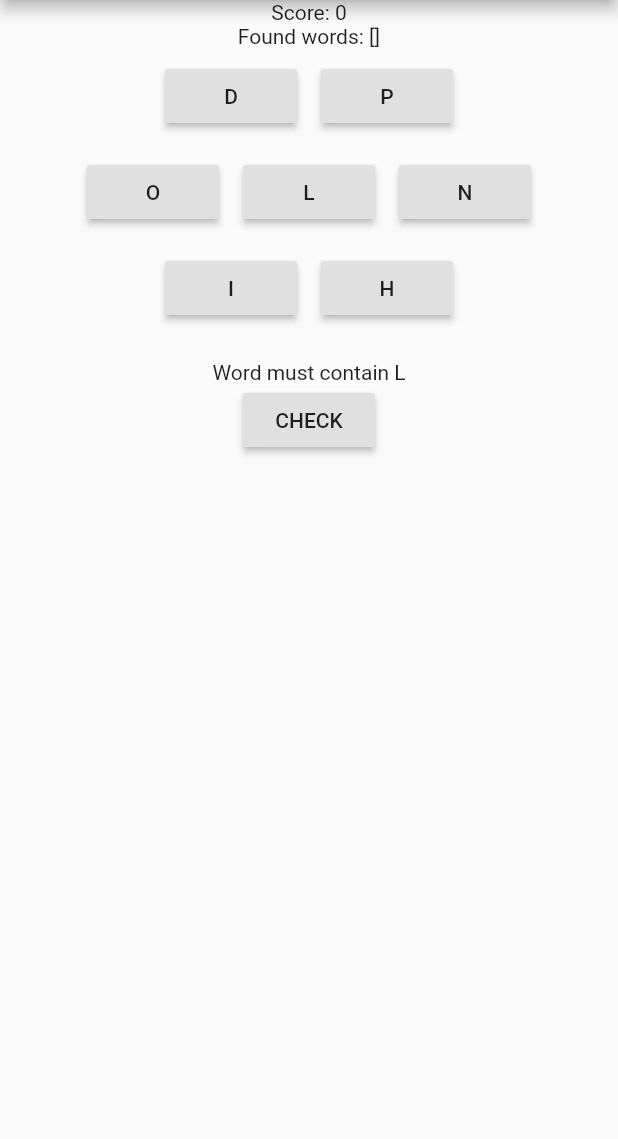
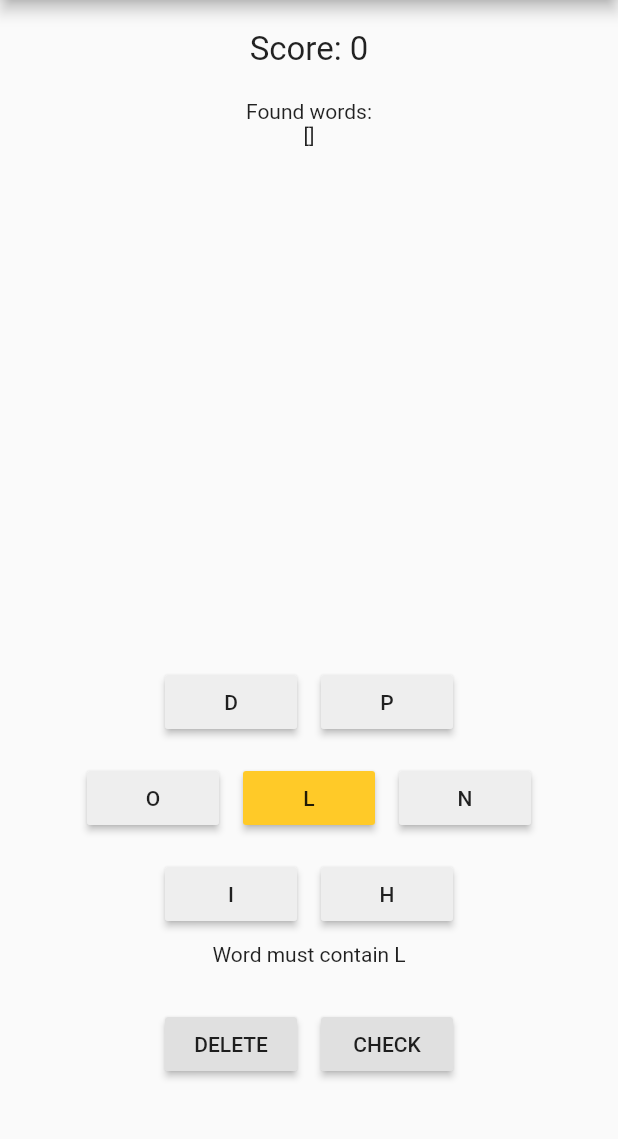
Before and after one commit to RocketRhubarb/spelling-bee, a Flutter app: the screen it shows after launch, after a tap on "CHECK", on a phone screen of 412 x 824 dp, the part 84-1223 px from its top. Run offline on Flutter 3.47's test engine with Material 2 defaults, Android fonts, the phone set to English and light mode, and no system bars.

Commit message:
Added delete button and worked on visuals

```diff
--- a/lib/main.dart
+++ b/lib/main.dart
@@ -66,12 +66,20 @@ class _HomePageState extends State<HomePage> {
       body: Center(
         child: Column(
           children: <Widget>[
+            Padding(padding: EdgeInsets.all(10)),
             showScore(),
+            Padding(padding: EdgeInsets.all(10)),
             showFoundWords(),
+            Padding(padding: EdgeInsets.all(10)),
+            Expanded(
+              flex: 1,
+              child: showWord(),
+            ),
             tiles(),
-            showWord(),
             showMessage(),
-            checkButton(),
+            Padding(padding: EdgeInsets.all(10)),
+            buttons(),
+            Padding(padding: EdgeInsets.all(20)),
           ],
         ),
       ),
@@ -80,13 +88,18 @@ class _HomePageState extends State<HomePage> {
 
   Widget showScore() {
     return Container(
-      child: Text('Score: $score'),
+      child: Text(
+        'Score: $score',
+        style: TextStyle(fontSize: 22.0),
+      ),
     );
   }
 
   Widget showFoundWords() {
     return Container(
-      child: Text('Found words: $foundWords'),
+      child: Column(
+        children: <Widget>[Text('Found words:'), Text('$foundWords')],
+      ),
     );
   }
 
@@ -103,7 +116,7 @@ class _HomePageState extends State<HomePage> {
         mainAxisAlignment: MainAxisAlignment.center,
         children: <Widget>[
           tile(secondaryLetters[2]),
-          tile(primaryLetter),
+          tile(primaryLetter, primary: true),
           tile(secondaryLetters[3]),
         ],
       ),
@@ -117,27 +130,57 @@ class _HomePageState extends State<HomePage> {
     ]);
   }
 
-  Widget tile(String letter) {
+  Widget tile(String letter, {bool primary = false}) {
     return Container(
       child: Padding(
         padding: const EdgeInsets.all(8.0),
         child: RaisedButton(
-            onPressed: () {
-              _addToWord(letter);
-            },
-            child: Text(letter)),
+          onPressed: () {
+            _addToWord(letter);
+          },
+          child: Text(letter),
+          color: primary ? Colors.amber[400] : Colors.grey[200],
+        ),
       ),
     );
   }
 
   Widget showWord() {
     return Container(
-      child: Text(word),
+      child: Text(word, style: TextStyle(fontSize: 22.0)),
     );
   }
 
   Widget showMessage() {
     return Container(child: Text(message));
+  }
+
+  Widget buttons() {
+    return Row(
+      mainAxisAlignment: MainAxisAlignment.center,
+      children: <Widget>[
+        Padding(
+          padding: const EdgeInsets.all(8.0),
+          child: deleteButton(),
+        ),
+        Padding(
+          padding: const EdgeInsets.all(8.0),
+          child: checkButton(),
+        ),
+      ],
+    );
+  }
+
+  Widget deleteButton() {
+    return Container(
+        child: RaisedButton(
+      onPressed: () {
+        setState(() {
+          word = word.substring(0, word.length - 1);
+        });
+      },
+      child: Text('DELETE'),
+    ));
   }
 
   Widget checkButton() {
@@ -162,7 +205,7 @@ class _HomePageState extends State<HomePage> {
       if (dictionary.contains(word.toLowerCase())) {
         if (!foundWords.contains(word)) {
           foundWords.add(word);
-          score += 1;
+          score += word.length;
           message = '';
         }
       } else if (!word.contains(primaryLetter)) {
```
